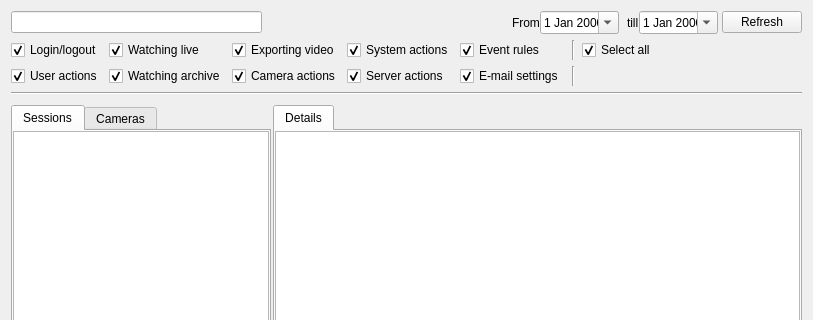
networkoptix/nx_open, file client/src/ui/dialogs/audit_log_dialog.ui: the form before one commit; both pictures show x 0 to 813 and y 0 to 320 of the 813 by 719 pixel window.
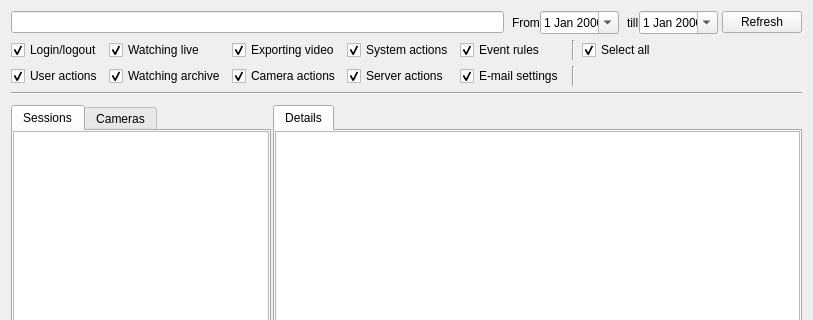
The form after the commit. Custom widgets are drawn as their Qt base class.

Commit message:
(VMS-426) - Several minor changes in Audit dialog
<==== Mercurial data ====>
Branch: dev_2.4.0

```diff
--- a/client/src/ui/dialogs/audit_log_dialog.ui
+++ b/client/src/ui/dialogs/audit_log_dialog.ui
@@ -88,9 +88,12 @@
          <property name="orientation">
           <enum>Qt::Horizontal</enum>
          </property>
+         <property name="sizeType">
+          <enum>QSizePolicy::Fixed</enum>
+         </property>
          <property name="sizeHint" stdset="0">
           <size>
-           <width>40</width>
+           <width>8</width>
            <height>20</height>
           </size>
          </property>
```
The commit also changes 2 other files.
